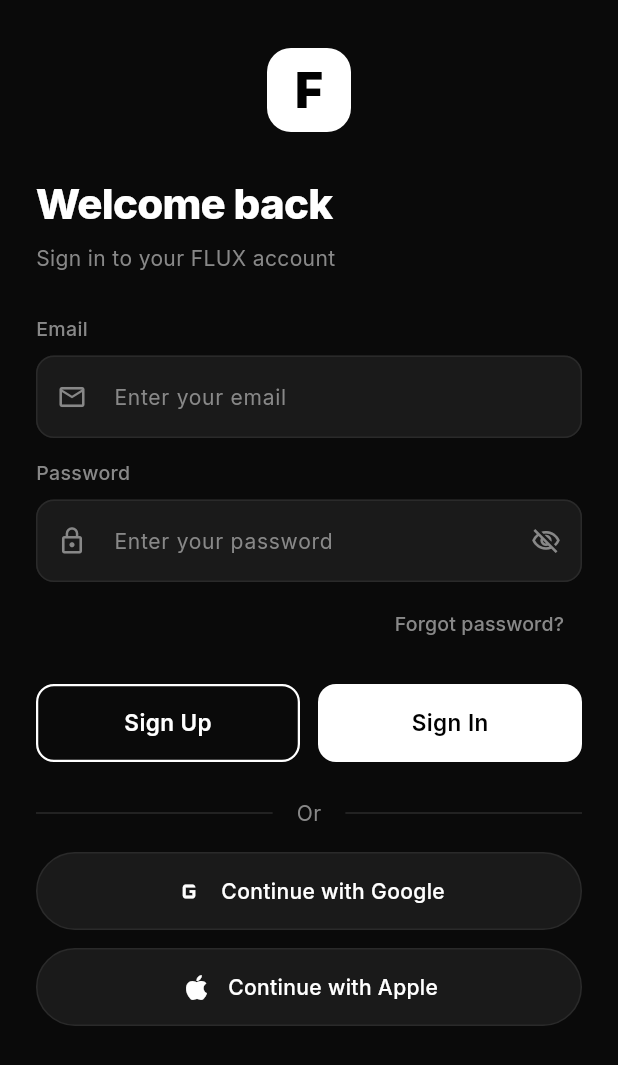
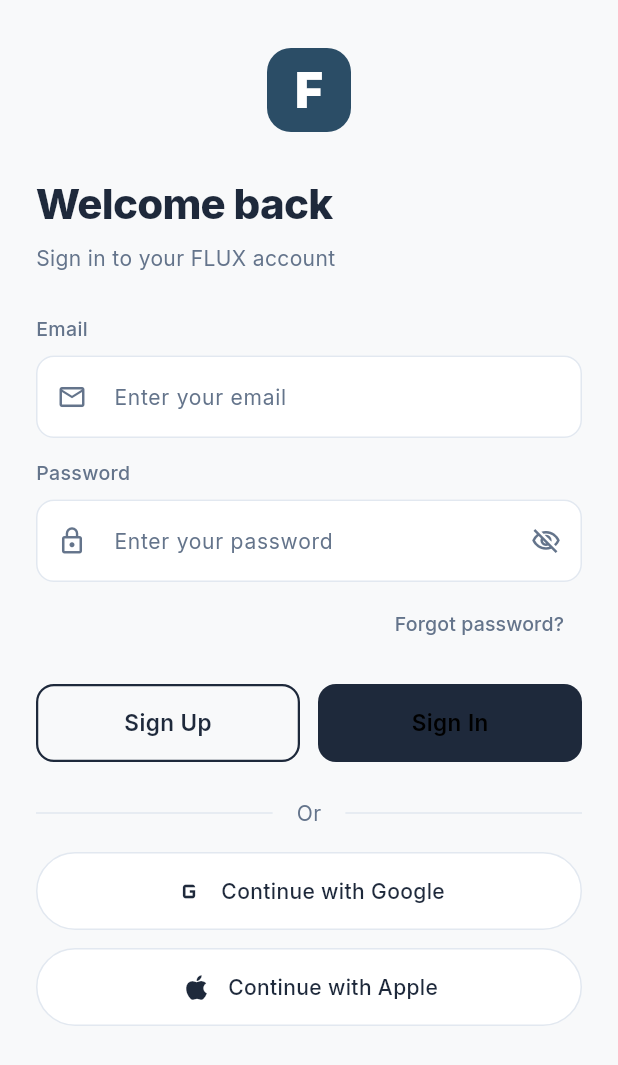
Before and after one commit to MUNYOH-JOEL-TAMON/flux_bank_app, a Flutter app: the screen it shows after launch, after a tap on "Skip", on a phone screen of 412 x 824 dp. Shown: the top 1065 px of the screen. Run offline on Flutter 3.47's test engine with Material 3 defaults, Android fonts, the phone set to English and light mode, and no system bars; drawn by our look-alikes of flutter_animate; our stand-ins replace cloud_firestore, firebase_auth, firebase_core, fl_chart, google_fonts, shimmer; accounts and stored records are empty; generated files the repository leaves out were written again.

Commit message:
feat: implement login screen with animated UI and defined color palette

```diff
--- a/lib/main.dart
+++ b/lib/main.dart
@@ -46,7 +46,7 @@
     return MaterialApp(
       title: 'FLUX Bank',
       debugShowCheckedModeBanner: false,
-      theme: AppTheme.dark,
+      theme: AppTheme.light,
       initialRoute: AppRouter.splash,
       onGenerateRoute: AppRouter.onGenerateRoute,
     );
--- a/lib/screens/auth/login_screen.dart
+++ b/lib/screens/auth/login_screen.dart
@@ -61,14 +61,14 @@
                     width: 56,
                     height: 56,
                     decoration: BoxDecoration(
-                      color: AppColors.textPrimary,
+                      color: AppColors.primary,
                       borderRadius: BorderRadius.circular(16),
                     ),
                     alignment: Alignment.center,
                     child: const Text(
                       'F',
                       style: TextStyle(
-                        color: Colors.black,
+                        color: Colors.white,
                         fontSize: 32,
                         fontWeight: FontWeight.w900,
                         letterSpacing: -1,
--- a/lib/theme/app_theme.dart
+++ b/lib/theme/app_theme.dart
@@ -3,22 +3,22 @@
 
 class AppColors {
   // Shell / scaffold
-  static const Color shell = Color(0xFF0A0A0A);
+  static const Color shell = Color(0xFFF8F9FA); // Off-white app background
   // Card / surface
-  static const Color background = Color(0xFF1A1A1A);
-  static const Color surface = Color(0xFF1A1A1A);
-  // Elevated surface
-  static const Color elevated = Color(0xFF222222);
+  static const Color background = Color(0xFFFFFFFF);
+  static const Color surface = Color(0xFFFFFFFF);
+  // Elevated surface (e.g. for cream accents)
+  static const Color elevated = Color(0xFFFBE5C8); // Cream color from the image
   // Border / divider
-  static const Color divider = Color(0xFF2A2A2A);
+  static const Color divider = Color(0xFFE2E8F0);
 
   // Text
-  static const Color textPrimary = Color(0xFFFFFFFF);
-  static const Color textSecondary = Color(0xFF888888);
-  static const Color textTertiary = Color(0xFF555555);
+  static const Color textPrimary = Color(0xFF1E293B); // Dark slate
+  static const Color textSecondary = Color(0xFF64748B); // Slate gray
+  static const Color textTertiary = Color(0xFF94A3B8);
 
-  // Accent — white only
-  static const Color primary = Color(0xFFFFFFFF);
+  // Primary brand
+  static const Color primary = Color(0xFF2B4D66); // Dark blue from the image
 
   // Semantic
   static const Color credit = Color(0xFF4CAF50);
@@ -32,20 +32,21 @@
 }
 
 class AppTheme {
-  static ThemeData get dark {
+  static ThemeData get light {
     final baseTextTheme =
-        GoogleFonts.interTextTheme(ThemeData.dark().textTheme);
+        GoogleFonts.interTextTheme(ThemeData.light().textTheme);
 
     return ThemeData(
       useMaterial3: true,
-      brightness: Brightness.dark,
+      brightness: Brightness.light,
+      primaryColor: AppColors.primary,
       scaffoldBackgroundColor: AppColors.shell,
-      colorScheme: const ColorScheme.dark(
+      colorScheme: const ColorScheme.light(
         primary: AppColors.primary,
-        secondary: AppColors.textSecondary,
+        secondary: AppColors.elevated,
         surface: AppColors.surface,
         error: AppColors.error,
-        onPrimary: Colors.black,
+        onPrimary: Colors.white,
         onSurface: AppColors.textPrimary,
       ),
       textTheme: baseTextTheme.copyWith(
@@ -80,7 +81,7 @@
         focusedBorder: OutlineInputBorder(
           borderRadius: BorderRadius.circular(12),
           borderSide:
-              const BorderSide(color: AppColors.textPrimary, width: 1.5),
+              const BorderSide(color: AppColors.primary, width: 1.5),
         ),
         errorBorder: OutlineInputBorder(
           borderRadius: BorderRadius.circular(12),
@@ -97,8 +98,8 @@
       ),
       elevatedButtonTheme: ElevatedButtonThemeData(
         style: ElevatedButton.styleFrom(
-          backgroundColor: AppColors.textPrimary,
-          foregroundColor: Colors.black,
+          backgroundColor: AppColors.primary,
+          foregroundColor: Colors.white,
           minimumSize: const Size(double.infinity, 52),
           shape: RoundedRectangleBorder(
             borderRadius: BorderRadius.circular(12),
@@ -108,14 +109,15 @@
       ),
       textButtonTheme: TextButtonThemeData(
         style: TextButton.styleFrom(
-          foregroundColor: AppColors.textPrimary,
+          foregroundColor: AppColors.primary,
         ),
       ),
       bottomNavigationBarTheme: const BottomNavigationBarThemeData(
-        backgroundColor: AppColors.shell,
-        selectedItemColor: AppColors.textPrimary,
+        backgroundColor: AppColors.surface,
+        selectedItemColor: AppColors.primary,
         unselectedItemColor: AppColors.textSecondary,
-        elevation: 0,
+        elevation: 8,
+        type: BottomNavigationBarType.fixed,
       ),
       appBarTheme: const AppBarTheme(
         backgroundColor: AppColors.shell,
@@ -136,27 +138,27 @@
       switchTheme: SwitchThemeData(
         thumbColor: WidgetStateProperty.resolveWith<Color>((states) {
           if (states.contains(WidgetState.selected)) {
-            return Colors.black;
+            return Colors.white;
           }
           return AppColors.textSecondary;
         }),
         trackColor: WidgetStateProperty.resolveWith<Color>((states) {
           if (states.contains(WidgetState.selected)) {
-            return AppColors.textPrimary;
+            return AppColors.primary;
           }
-          return AppColors.elevated;
+          return AppColors.divider;
         }),
       ),
       snackBarTheme: SnackBarThemeData(
         behavior: SnackBarBehavior.floating,
-        backgroundColor: AppColors.elevated,
+        backgroundColor: AppColors.textPrimary,
         contentTextStyle:
-            const TextStyle(color: AppColors.textPrimary),
+            const TextStyle(color: Colors.white),
         shape:
             RoundedRectangleBorder(borderRadius: BorderRadius.circular(12)),
       ),
       progressIndicatorTheme: const ProgressIndicatorThemeData(
-        color: AppColors.textPrimary,
+        color: AppColors.primary,
       ),
     );
   }
```
